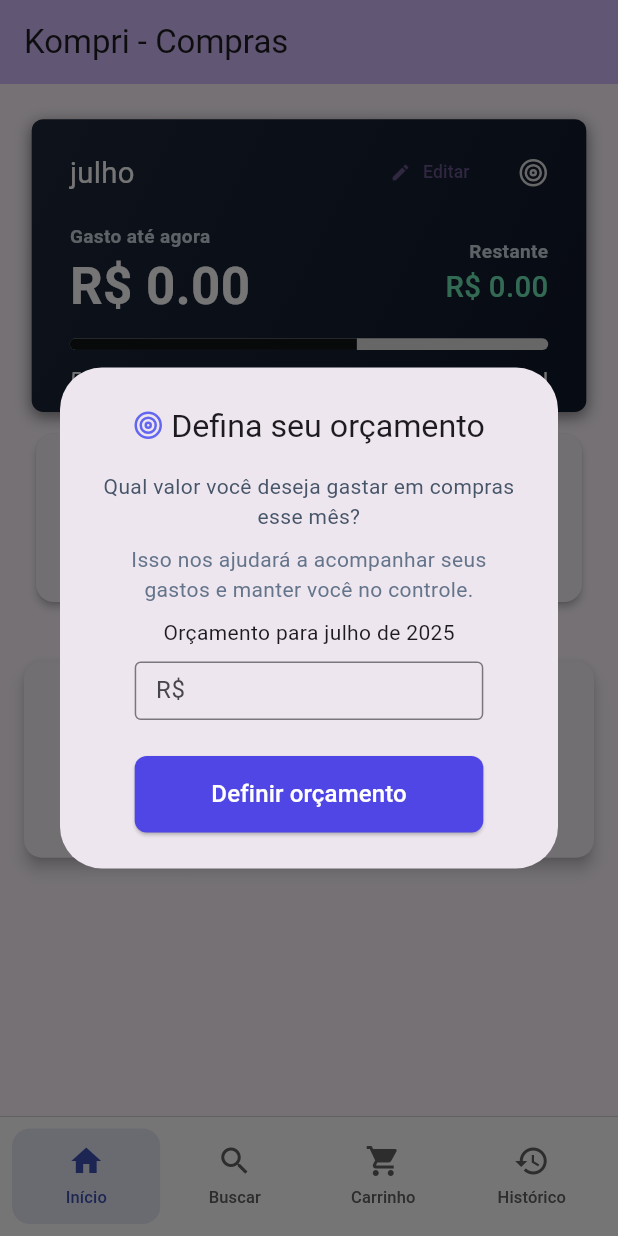
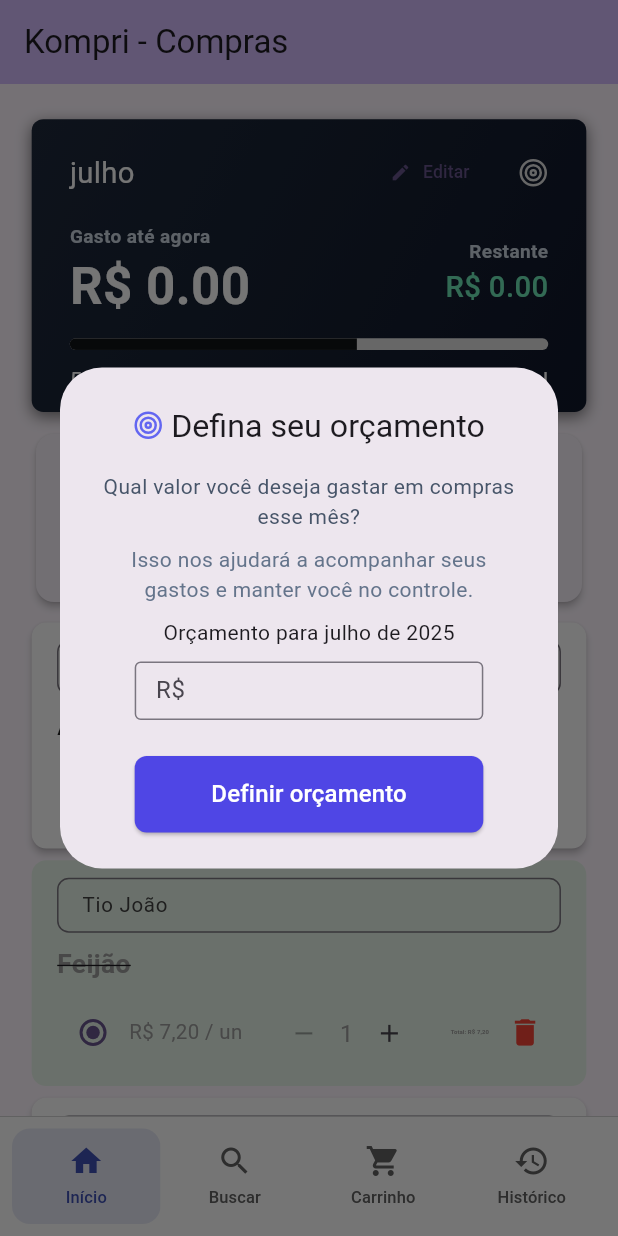
Before and after one commit to douglasdodo1/Kompri, a Flutter app: the screen it shows after launch, on a phone screen of 412 x 824 dp. Run offline on Flutter 3.47's test engine with Material 3 defaults, Android fonts, the phone set to English and light mode, and no system bars; our stand-ins replace flutter_bloc, flutter_screenutil, get_it, lucide_icons, shared_preferences.

Commit message:
feat: lista de itens (temp)

```diff
--- a/frontend/lib/data/itens/repositories/item_repository_impl.dart
+++ b/frontend/lib/data/itens/repositories/item_repository_impl.dart
@@ -1,3 +1,4 @@
+import 'package:frontend/core/mock/itens/itens_mock.dart';
 import 'package:frontend/domain/itens/entities/item_entity.dart';
 import 'package:frontend/domain/itens/repositories/item_repository.dart';
 
@@ -15,9 +16,8 @@ class ItemRepositoryImpl implements ItemRepository {
   }
 
   @override
-  Future<List<ItemEntity>> buscarItens() {
-    // TODO: implement buscarItens
-    throw UnimplementedError();
+  Future<List<ItemEntity>> buscarItens() async {
+    return itensMock;
   }
 
   @override
--- a/frontend/lib/presentation/compras/pages/compras_page.dart
+++ b/frontend/lib/presentation/compras/pages/compras_page.dart
@@ -8,6 +8,8 @@ import 'package:frontend/presentation/compras/widgets/escolher_instituicao.dart'
 import 'package:frontend/presentation/compras/widgets/spent_progress_widget.dart';
 import 'package:frontend/presentation/compras/widgets/welcome_widget.dart';
 import 'package:frontend/presentation/itens/bloc/item_bloc.dart';
+import 'package:frontend/presentation/itens/bloc/item_event.dart';
+import 'package:frontend/presentation/itens/widgets/adicionar_item.dart';
 import 'package:frontend/presentation/itens/widgets/lista_itens_widget.dart';
 import 'package:frontend/services/injection_container.dart';
 
@@ -19,7 +21,7 @@ class ComprasPage extends StatelessWidget {
     return MultiBlocProvider(
       providers: [
         BlocProvider(create: (_) => sl<ComprasBloc>()..add(CarregarCompra())),
-        BlocProvider(create: (_) => sl<ItemBloc>()),
+        BlocProvider(create: (_) => sl<ItemBloc>()..add(BuscarItens())),
       ],
       child: const _ComprasView(),
     );
@@ -61,14 +63,13 @@ class _ComprasViewState extends State<_ComprasView> {
           title: const Text("Kompri - Compras"),
         ),
         body: Center(
-          child: Column(
-            mainAxisAlignment: MainAxisAlignment.start,
+          child: ListView(
             children: <Widget>[
               SizedBox(height: 24.h),
               const SpentProgressWidget(),
               SizedBox(height: 15.h),
-              EscolherInstituicao(),
-              SizedBox(height: 24.h),
+              AdicionarItem(),
+              SizedBox(height: 2.h),
               ListaItens(),
             ],
           ),
--- /dev/null
+++ b/frontend/lib/presentation/itens/widgets/adicionar_item.dart
@@ -0,0 +1,103 @@
+import 'package:flutter/material.dart';
+import 'package:flutter_bloc/flutter_bloc.dart';
+import 'package:frontend/domain/itens/entities/item_entity.dart';
+import 'package:frontend/domain/produtos/entities/produto_entity.dart';
+import 'package:frontend/presentation/itens/bloc/item_bloc.dart';
+import 'package:frontend/presentation/itens/bloc/item_event.dart';
+
+class AdicionarItem extends StatefulWidget {
+  const AdicionarItem({super.key});
+
+  @override
+  State<AdicionarItem> createState() => _AdicionarItemState();
+}
+
+class _AdicionarItemState extends State<AdicionarItem> {
+  final TextEditingController _controller = TextEditingController();
+
+  void _cadastrarProduto(String nomeProduto) {
+    if (nomeProduto.trim().isEmpty) return;
+
+    final novoItem = ItemEntity(
+      id: -1,
+      compraId: 1,
+      produto: ProdutoEntity(
+        id: -1,
+        nome: nomeProduto.trim(),
+        marca: null,
+        categoria: null,
+      ),
+      quantidade: 1,
+      valor: 0.0,
+      comprado: false,
+    );
+
+    context.read<ItemBloc>().add(CriarItem(item: novoItem));
+
+    _controller.clear();
+  }
+
+  @override
+  Widget build(BuildContext context) {
+    return Card(
+      elevation: 2,
+      margin: const EdgeInsets.symmetric(horizontal: 24),
+      shape: RoundedRectangleBorder(borderRadius: BorderRadius.circular(12)),
+      child: Padding(
+        padding: const EdgeInsets.all(16),
+        child: Column(
+          crossAxisAlignment: CrossAxisAlignment.start,
+          children: [
+            const Row(
+              children: [
+                Icon(Icons.shopping_cart, color: Colors.indigo, size: 18),
+                SizedBox(width: 8),
+                Text(
+                  "Qual produto você deseja adicionar?",
+                  style: TextStyle(
+                    fontWeight: FontWeight.w500,
+                    fontSize: 14,
+                    color: Colors.black87,
+                  ),
+                ),
+              ],
+            ),
+            const SizedBox(height: 12),
+
+            Stack(
+              alignment: Alignment.centerLeft,
+              children: [
+                const Padding(
+                  padding: EdgeInsets.only(left: 12),
+                  child: Icon(
+                    Icons.shopping_cart,
+                    size: 18,
+                    color: Colors.grey,
+                  ),
+                ),
+                TextField(
+                  controller: _controller,
+                  onSubmitted: _cadastrarProduto,
+                  decoration: InputDecoration(
+                    hintText: 'Digite o nome do produto e pressione Enter',
+                    contentPadding: const EdgeInsets.symmetric(
+                      vertical: 12,
+                      horizontal: 40,
+                    ),
+                    border: OutlineInputBorder(
+                      borderRadius: BorderRadius.circular(8),
+                    ),
+                    focusedBorder: OutlineInputBorder(
+                      borderSide: const BorderSide(color: Colors.indigo),
+                      borderRadius: BorderRadius.circular(8),
+                    ),
+                  ),
+                ),
+              ],
+            ),
+          ],
+        ),
+      ),
+    );
+  }
+}
--- a/frontend/lib/presentation/itens/widgets/lista_itens_widget.dart
+++ b/frontend/lib/presentation/itens/widgets/lista_itens_widget.dart
@@ -1,5 +1,6 @@
 import 'package:flutter/material.dart';
 import 'package:flutter_bloc/flutter_bloc.dart';
+import 'package:flutter_screenutil/flutter_screenutil.dart';
 import 'package:frontend/presentation/itens/bloc/item_bloc.dart';
 import 'package:frontend/presentation/itens/bloc/item_event.dart';
 import 'package:frontend/presentation/itens/bloc/item_state.dart';
@@ -12,45 +13,10 @@ class ListaItens extends StatefulWidget {
 }
 
 class _ListaItensState extends State<ListaItens> {
-  int? editingPriceId;
-  double? tempPrice;
-
   @override
   void initState() {
     super.initState();
     context.read<ItemBloc>().add(BuscarItens());
-  }
-
-  void startEditingPrice(int itemId, double currentPrice) {
-    setState(() {
-      editingPriceId = itemId;
-      tempPrice = currentPrice;
-    });
-  }
-
-  void onTempPriceChanged(String value) {
-    final newPrice = double.tryParse(value.replaceAll(',', '.'));
-    if (newPrice != null) {
-      tempPrice = newPrice;
-    }
-  }
-
-  void onEditingFinished() {
-    if (editingPriceId != null && tempPrice != null) {
-      final bloc = context.read<ItemBloc>();
-      final item = bloc.state.itens.firstWhere((e) => e.id == editingPriceId);
-      final updated = item.copyWith(valor: tempPrice!);
-      bloc.add(AtualizarItens(item: updated));
-    }
-
-    setState(() {
-      editingPriceId = null;
-      tempPrice = null;
-    });
-  }
-
-  void simulateBarcodeScan(int itemId) {
-    debugPrint('Simulando leitura de código de barras para item $itemId');
   }
 
   @override
@@ -58,125 +24,139 @@ class _ListaItensState extends State<ListaItens> {
     return BlocBuilder<ItemBloc, ItemState>(
       builder: (context, state) {
         final items = state.itens;
-
-        return AnimatedContainer(
-          duration: const Duration(milliseconds: 700),
-          curve: Curves.easeOut,
-          transform: Matrix4.translationValues(0, 0, 0),
-          child: Card(
-            margin: const EdgeInsets.all(16),
-            shape: RoundedRectangleBorder(
-              borderRadius: BorderRadius.circular(12),
-            ),
-            elevation: 4,
-            child: Padding(
-              padding: const EdgeInsets.symmetric(vertical: 16, horizontal: 16),
-              child: items.isEmpty
-                  ? Center(
+        if (items.isEmpty) {
+          return Center(
             child: Column(
               mainAxisSize: MainAxisSize.min,
               children: [
                 Icon(
                   Icons.shopping_cart_outlined,
-                            size: 50,
+                  size: 60,
                   color: Colors.grey[300],
                 ),
-                          const SizedBox(height: 12),
+                SizedBox(height: 16.h),
                 const Text(
-                            "Nenhum item adicionado ainda",
-                            style: TextStyle(color: Colors.grey),
+                  "Nenhum item ainda",
+                  style: TextStyle(color: Colors.grey, fontSize: 16),
                 ),
                 const Text(
-                            "Comece digitando o nome de um produto acima",
-                            style: TextStyle(color: Colors.grey, fontSize: 12),
+                  "Adicione um produto acima",
+                  style: TextStyle(color: Colors.grey, fontSize: 14),
                 ),
               ],
             ),
-                    )
-                  : Column(
-                      children: items.asMap().entries.map((entry) {
-                        final index = entry.key;
-                        final item = entry.value;
+          );
+        }
 
-                        return AnimatedContainer(
-                          duration: Duration(milliseconds: 300 + index * 100),
-                          margin: const EdgeInsets.symmetric(vertical: 8),
-                          padding: const EdgeInsets.all(12),
-                          decoration: BoxDecoration(
-                            color: item.comprado
-                                ? Colors.green[50]
-                                : Colors.grey[100],
-                            border: Border.all(
-                              color: item.comprado
-                                  ? Colors.green[200]!
-                                  : Colors.grey[300]!,
-                            ),
-                            borderRadius: BorderRadius.circular(12),
+        return SingleChildScrollView(
+          child: Padding(
+            padding: EdgeInsets.symmetric(horizontal: 20.w, vertical: 12.h),
+            child: Column(
+              children: items.map((item) {
+                final precoUnit = item.valor
+                    .toStringAsFixed(2)
+                    .replaceAll('.', ',');
+                final precoTotal = (item.valor * item.quantidade)
+                    .toStringAsFixed(2)
+                    .replaceAll('.', ',');
+                final isBought = item.comprado;
+                final marcaController = TextEditingController(
+                  text: item.produto.marca ?? "",
+                );
+
+                return Padding(
+                  padding: EdgeInsets.only(bottom: 8.h),
+                  child: Material(
+                    elevation: isBought ? 0 : 2,
+                    borderRadius: BorderRadius.circular(10.r),
+                    color: isBought ? Colors.green.shade50 : Colors.white,
+                    child: Container(
+                      padding: EdgeInsets.symmetric(
+                        horizontal: 16.w,
+                        vertical: 12.h,
                       ),
                       child: Column(
                         crossAxisAlignment: CrossAxisAlignment.start,
                         children: [
+                          // Marca editável
+                          TextField(
+                            controller: marcaController,
+                            decoration: InputDecoration(
+                              hintText: "Marca (editar)",
+                              isDense: true,
+                              contentPadding: EdgeInsets.symmetric(
+                                vertical: 8.h,
+                                horizontal: 12.w,
+                              ),
+                              border: OutlineInputBorder(
+                                borderRadius: BorderRadius.circular(8.r),
+                              ),
+                            ),
+                            style: TextStyle(
+                              fontSize: 14.sp,
+                              color: Colors.grey[800],
+                            ),
+                            onSubmitted: (value) {
+                              final updatedProduto = item.produto.copyWith(
+                                marca: value,
+                              );
+                              final updatedItem = item.copyWith(
+                                produto: updatedProduto,
+                              );
+                              context.read<ItemBloc>().add(
+                                AtualizarItens(item: updatedItem),
+                              );
+                            },
+                          ),
+                          SizedBox(height: 8.h),
+
+                          // Nome do produto
+                          Text(
+                            item.produto.nome,
+                            style: TextStyle(
+                              fontSize: 18.sp,
+                              fontWeight: FontWeight.bold,
+                              decoration: isBought
+                                  ? TextDecoration.lineThrough
+                                  : TextDecoration.none,
+                              color: isBought ? Colors.grey : Colors.black87,
+                            ),
+                          ),
+                          SizedBox(height: 10.h),
+
+                          // Linha de controles
                           Row(
                             children: [
-                                  GestureDetector(
-                                    onTap: () {
-                                      final updated = item.copyWith(
-                                        comprado: !item.comprado,
-                                      );
+                              // Rádio de comprado
+                              Radio<bool>(
+                                value: true,
+                                groupValue: isBought,
+                                onChanged: (v) {
+                                  final updated = item.copyWith(comprado: v!);
                                   context.read<ItemBloc>().add(
                                     AtualizarItens(item: updated),
                                   );
                                 },
-                                    child: Icon(
-                                      item.comprado
-                                          ? Icons.check_circle
-                                          : Icons.circle_outlined,
-                                      color: item.comprado
-                                          ? Colors.green
-                                          : Colors.grey,
                               ),
-                                  ),
-                                  const SizedBox(width: 12),
-                                  Expanded(
+
+                              // Preço unitário
+                              FittedBox(
+                                fit: BoxFit.scaleDown,
                                 child: Text(
-                                      item.produto.nome,
+                                  'R\$ $precoUnit / un',
                                   style: TextStyle(
-                                        fontWeight: FontWeight.w500,
-                                        decoration: item.comprado
-                                            ? TextDecoration.lineThrough
-                                            : null,
-                                        color: item.comprado
-                                            ? Colors.green[800]
-                                            : Colors.black,
+                                    fontSize: 14.sp,
+                                    color: isBought
+                                        ? Colors.grey
+                                        : Colors.black87,
                                   ),
                                 ),
                               ),
-                                  if (item.valor == 0)
-                                    const Chip(
-                                      label: Text("Sem preço"),
-                                      backgroundColor: Color(0xFFFFF7E0),
-                                      labelStyle: TextStyle(
-                                        color: Colors.orange,
-                                      ),
-                                    ),
+                              SizedBox(width: 16.w),
+
+                              // Quantidade
                               IconButton(
-                                    icon: const Icon(
-                                      Icons.delete,
-                                      color: Colors.red,
-                                    ),
-                                    onPressed: () {
-                                      context.read<ItemBloc>().add(
-                                        DeletarItem(itemId: item.id),
-                                      );
-                                    },
-                                  ),
-                                ],
-                              ),
-                              const SizedBox(height: 8),
-                              Row(
-                                children: [
-                                  IconButton(
-                                    icon: const Icon(Icons.remove),
+                                icon: Icon(Icons.remove, size: 20.sp),
                                 onPressed: item.quantidade > 1
                                     ? () {
                                         final updated = item.copyWith(
@@ -189,11 +169,16 @@ class _ListaItensState extends State<ListaItens> {
                                     : null,
                               ),
                               Text(
-                                    "${item.quantidade}",
-                                    style: const TextStyle(fontSize: 16),
+                                '${item.quantidade}',
+                                style: TextStyle(
+                                  fontSize: 16.sp,
+                                  color: isBought
+                                      ? Colors.grey
+                                      : Colors.black87,
+                                ),
                               ),
                               IconButton(
-                                    icon: const Icon(Icons.add),
+                                icon: Icon(Icons.add, size: 20.sp),
                                 onPressed: () {
                                   final updated = item.copyWith(
                                     quantidade: item.quantidade + 1,
@@ -203,93 +188,47 @@ class _ListaItensState extends State<ListaItens> {
                                   );
                                 },
                               ),
-                                  const Spacer(),
-                                  editingPriceId == item.id
-                                      ? Row(
-                                          children: [
-                                            const Icon(
-                                              Icons.attach_money,
-                                              size: 16,
-                                            ),
-                                            SizedBox(
-                                              width: 60,
-                                              child: TextField(
-                                                keyboardType:
-                                                    TextInputType.number,
-                                                onChanged: onTempPriceChanged,
-                                                onSubmitted: (_) =>
-                                                    onEditingFinished(),
-                                                autofocus: true,
-                                                decoration:
-                                                    const InputDecoration(
-                                                      isDense: true,
+                              SizedBox(width: 16.w),
+
+                              // Preço total
+                              Expanded(
+                                child: FittedBox(
+                                  fit: BoxFit.scaleDown,
+                                  alignment: Alignment.centerRight,
+                                  child: Text(
+                                    'Total: R\$ $precoTotal',
+                                    style: TextStyle(
+                                      fontSize: 14.sp,
+                                      fontWeight: FontWeight.w600,
+                                      color: isBought
+                                          ? Colors.grey
+                                          : Colors.black87,
                                     ),
                                   ),
                                 ),
+                              ),
+
+                              // Lixeira
+                              IconButton(
+                                icon: Icon(
+                                  Icons.delete,
+                                  color: Colors.red,
+                                  size: 24.sp,
+                                ),
+                                onPressed: () {
+                                  context.read<ItemBloc>().add(
+                                    DeletarItem(itemId: item.id),
+                                  );
+                                },
+                              ),
                             ],
-                                        )
-                                      : GestureDetector(
-                                          onTap: () => startEditingPrice(
-                                            item.id,
-                                            item.valor,
-                                          ),
-                                          child: Row(
-                                            children: [
-                                              const Icon(
-                                                Icons.attach_money,
-                                                size: 16,
-                                              ),
-                                              Text(
-                                                item.valor
-                                                    .toStringAsFixed(2)
-                                                    .replaceAll('.', ','),
-                                                style: TextStyle(
-                                                  color: item.valor == 0
-                                                      ? Colors.orange
-                                                      : Colors.black87,
-                                                ),
                           ),
                         ],
                       ),
                     ),
-                                  IconButton(
-                                    icon: const Icon(
-                                      Icons.camera_alt,
-                                      size: 16,
-                                      color: Colors.indigo,
-                                    ),
-                                    onPressed: () =>
-                                        simulateBarcodeScan(item.id),
-                                  ),
-                                ],
-                              ),
-                              if (item.valor > 0) ...[
-                                const Divider(),
-                                Row(
-                                  mainAxisAlignment:
-                                      MainAxisAlignment.spaceBetween,
-                                  children: [
-                                    const Text(
-                                      "Total do item:",
-                                      style: TextStyle(
-                                        fontSize: 12,
-                                        color: Colors.grey,
-                                      ),
-                                    ),
-                                    Text(
-                                      "R\$ ${(item.valor * item.quantidade).toStringAsFixed(2).replaceAll('.', ',')}",
-                                      style: const TextStyle(
-                                        fontWeight: FontWeight.w500,
-                                      ),
-                                    ),
-                                  ],
-                                ),
-                              ],
-                            ],
                   ),
                 );
               }).toList(),
-                    ),
             ),
           ),
         );
```
Lines whose indentation alone changed are shown as unchanged.
